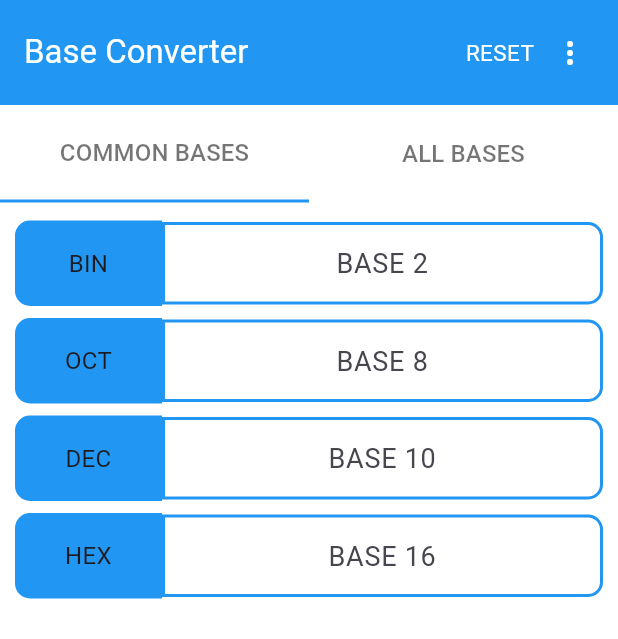
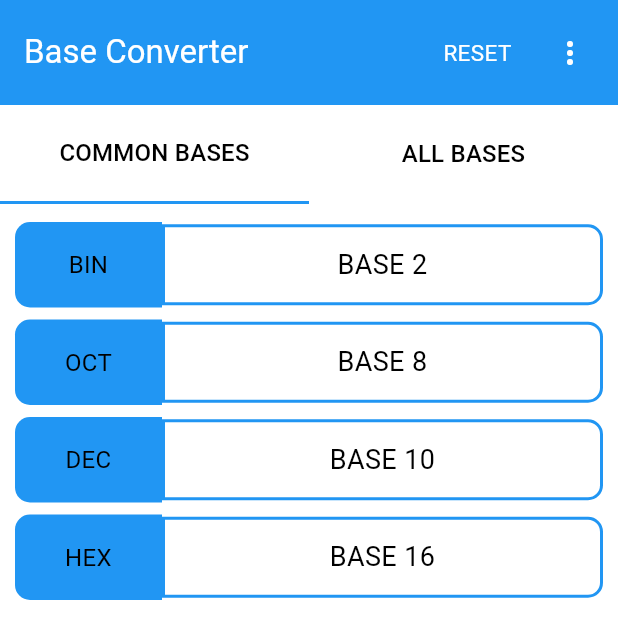
Before and after one commit to Emmanueloluwadamilola/base_converter_app, a Flutter app: the screen it shows after launch, on a phone screen of 412 x 824 dp. Shown: the top 639 px of the screen. Run offline on Flutter 3.47's test engine with Material 3 defaults, Android fonts, the light colour scheme and no system bars; our stand-ins replace gap, shared_preferences.

Commit message:
feat: theme fixed

```diff
--- a/lib/converter.dart
+++ /dev/null
@@ -1,20 +0,0 @@
-import 'package:flutter/material.dart';
-
-class Converter {
-  TextEditingController base2Controller = TextEditingController();
-  TextEditingController base8Controller = TextEditingController();
-  TextEditingController base10Controller = TextEditingController();
-  TextEditingController base16Controller = TextEditingController();
-
-  void numberConverter(
-      TextEditingController sourceController, String text, int sourceBase) {
-    for (int i = 1; i <= 30; i++) {
-      try {
-        int inputValue = int.parse(text, radix: sourceBase);
-        if (sourceController != base2Controller) {
-          base2Controller.text = inputValue.toRadixString(2);
-        }
-      } catch (e) {}
-    }
-  }
-}
--- a/lib/main.dart
+++ b/lib/main.dart
@@ -1,12 +1,43 @@
 import 'package:base_converter_app/screens/home_page.dart';
+import 'package:base_converter_app/theme.dart';
 import 'package:flutter/material.dart';
+import 'package:shared_preferences/shared_preferences.dart';
 
 void main() {
   runApp(const MyApp());
 }
 
-class MyApp extends StatelessWidget {
+class MyApp extends StatefulWidget {
   const MyApp({super.key});
+
+  @override
+  State<MyApp> createState() => _MyAppState();
+}
+
+class _MyAppState extends State<MyApp> {
+  bool isThemeDark = true;
+
+  void loadThemePreference() async {
+    SharedPreferences prefs = await SharedPreferences.getInstance();
+    setState(() {
+      isThemeDark = prefs.getBool('isThemeDark') ?? true;
+    });
+  }
+
+  void changeTheme(bool theme) async {
+    SharedPreferences prefs = await SharedPreferences.getInstance();
+    setState(() {
+      isThemeDark = theme;
+      prefs.setBool('isThemeDark', theme);
+    });
+  }
+
+  @override
+  void initState() {
+    super.initState();
+    loadThemePreference();
+  }
+
 
 
   // This widget is the root of your application.
@@ -14,11 +45,12 @@ class MyApp extends StatelessWidget {
   Widget build(BuildContext context) {
     return MaterialApp(
       title: 'Base Converter',
-      theme: ThemeData.light(useMaterial3: true,
+      theme: isThemeDark ? lightTheme : darkTheme,
+      debugShowCheckedModeBanner: false,
+      home: HomePage(
+        updateTheme: changeTheme,
+        theme: isThemeDark,
       ),
-      darkTheme: ThemeData.dark(),
-      debugShowCheckedModeBanner: false,
-      home: const HomePage(),
     );
   }
 }
--- a/lib/screens/home_page.dart
+++ b/lib/screens/home_page.dart
@@ -3,30 +3,29 @@ import 'package:base_converter_app/widgets/all_bases.dart';
 import 'package:base_converter_app/widgets/common_base.dart';
 import 'package:base_converter_app/screens/setting_page.dart';
 import 'package:flutter/material.dart';
+import 'package:gap/gap.dart';
 
 enum Screen { commonBase, allBase }
 
 class HomePage extends StatefulWidget {
-  const HomePage({super.key});
+  const HomePage({super.key, required this.updateTheme, required this.theme});
+  final Function(bool) updateTheme;
+  final bool theme;
 
   @override
   State<HomePage> createState() => _HomePageState();
 }
 
+
+
 class _HomePageState extends State<HomePage> {
   TextInputType keyboardInputType = TextInputType.number;
-  bool isDarkAppTheme = false;
+
   bool isFormatted = true;
 
   void updateKeyboardType(TextInputType keyboardType) {
     setState(() {
       keyboardInputType = keyboardType;
-    });
-  }
-
-  void updateTheme(bool isDarkTheme) {
-    setState(() {
-      isDarkAppTheme = isDarkTheme;
     });
   }
 
@@ -80,6 +79,10 @@ class _HomePageState extends State<HomePage> {
   Screen selectedScreen = Screen.commonBase;
   bool showScreen = false;
 
+
+
+
+
   @override
   Widget build(BuildContext context) {
     return SafeArea(
@@ -111,6 +114,7 @@ class _HomePageState extends State<HomePage> {
                     style: TextStyle(fontSize: 15, color: Colors.white),
                   ),
                 ),
+                const Gap(15),
                 Padding(
                     padding: const EdgeInsets.only(right: 8),
                     child: PopupMenuButton(
@@ -118,20 +122,24 @@ class _HomePageState extends State<HomePage> {
                           Icons.more_vert,
                           color: Colors.white,
                         ),
-                        color: Colors.white,
+                        color: Theme.of(context).popupMenuTheme.color,
                         itemBuilder: (context) => [
                               PopupMenuItem(
-                                child: const Text('Setting'),
+                                child: Text(
+                                  'Setting',
+                                  style: Theme.of(context).textTheme.bodySmall,
+                                ),
                                 onTap: () => Navigator.of(context)
                                     .push(MaterialPageRoute(
                                         builder: (context) => SettingPage(
                                               updateKeyboardType:
                                                   updateKeyboardType,
-                                              updateTheme: updateTheme,
+                                              updateTheme: widget.updateTheme,
                                               keyboard: keyboardInputType,
                                               inputFormat: isFormatted,
                                               updateInputFormat:
                                                   updateInputFormat,
+                                              theme: widget.theme,
                                             ))),
                               ),
                               PopupMenuItem(
@@ -140,15 +148,22 @@ class _HomePageState extends State<HomePage> {
                                     builder: (context) {
                                       return const DialogBoxWidget();
                                     }),
-                                child: const Text('About App'),
+                                child: Text(
+                                  'About App',
+                                  style: Theme.of(context).textTheme.bodySmall,
+                                ),
                               ),
-                              const PopupMenuItem(child: Text('Rate Us')),
+                              PopupMenuItem(
+                                  child: Text(
+                                'Rate Us',
+                                style: Theme.of(context).textTheme.bodySmall,
+                              )),
                             ])),
               ],
             ),
           ],
         ),
-        backgroundColor: Colors.white,
+        backgroundColor: Theme.of(context).scaffoldBackgroundColor,
         body: Column(
           children: [
             Row(
@@ -170,12 +185,15 @@ class _HomePageState extends State<HomePage> {
                           showScreen = false;
                         });
                       },
-                      child: const Padding(
+                      child: Padding(
                         padding: EdgeInsets.only(top: 12.0, bottom: 12),
                         child: Text(
                           "COMMON BASES",
                           textAlign: TextAlign.center,
-                          style: TextStyle(fontSize: 16, color: Colors.black54),
+                          style: Theme.of(context)
+                              .textTheme
+                              .titleMedium!
+                              .copyWith(fontSize: 16),
                         ),
                       ),
                     ),
@@ -197,12 +215,15 @@ class _HomePageState extends State<HomePage> {
                           showScreen = true;
                         });
                       },
-                      child: const Padding(
-                        padding: EdgeInsets.only(top: 12.0, bottom: 12),
+                      child: Padding(
+                        padding: const EdgeInsets.only(top: 12.0, bottom: 12),
                         child: Text(
                           "ALL BASES",
                           textAlign: TextAlign.center,
-                          style: TextStyle(fontSize: 16, color: Colors.black54),
+                          style: Theme.of(context)
+                              .textTheme
+                              .titleMedium!
+                              .copyWith(fontSize: 16),
                         ),
                       ),
                     ),
--- a/lib/theme.dart
+++ b/lib/theme.dart
@@ -1,14 +1,32 @@
 import 'package:flutter/material.dart';
 
+Color buttonColor(Set<MaterialState> states) {
+  return Colors.blue;
+}
+
 final lightTheme = ThemeData(
-  scaffoldBackgroundColor: Colors.white,
-  textTheme: const TextTheme(
-      bodySmall: TextStyle(color: Colors.black),
-      bodyMedium: TextStyle(color: Colors.black)),
-);
+    scaffoldBackgroundColor: Colors.white,
+    dialogBackgroundColor: Colors.white,
+    popupMenuTheme: PopupMenuThemeData(color: Colors.white),
+    textTheme: const TextTheme(
+        bodySmall: TextStyle(color: Colors.black, fontSize: 14),
+        titleMedium: TextStyle(color: Colors.black),
+        titleLarge: TextStyle(color: Colors.black),
+        bodyMedium: TextStyle(color: Colors.black)),
+    backgroundColor: Colors.white,
+    radioTheme: RadioThemeData(
+        fillColor: MaterialStateProperty.resolveWith(buttonColor)));
 
 final darkTheme = ThemeData(
     scaffoldBackgroundColor: Colors.black,
+    dialogBackgroundColor: Colors.black,
+    popupMenuTheme: PopupMenuThemeData(color: Colors.black),
     textTheme: const TextTheme(
-      bodySmall: TextStyle(color: Colors.white),bodyMedium: TextStyle(color: Colors.white)),
-    );
+      titleMedium: TextStyle(color: Colors.white),
+      titleLarge: TextStyle(color: Colors.white),
+      bodySmall: TextStyle(color: Colors.white, fontSize: 14),
+      bodyMedium: TextStyle(color: Colors.white),
+    ),
+    backgroundColor: Colors.blue,
+    radioTheme: RadioThemeData(
+        fillColor: MaterialStateProperty.resolveWith(buttonColor)));
--- a/lib/widgets/textfield_container.dart
+++ b/lib/widgets/textfield_container.dart
@@ -11,7 +11,8 @@ class TextFieldWidget extends StatelessWidget {
       required this.baseController,
       required this.onChange,
       required this.formatter,
-      required this.keyboard, required this.isFormatted});
+      required this.keyboard,
+      required this.isFormatted});
   final String hintName;
   final String baseName;
   final Color colour;
@@ -61,10 +62,13 @@ class TextFieldWidget extends StatelessWidget {
               },
               inputFormatters: [
                 FilteringTextInputFormatter.allow(RegExp('[$formatter]'),
-                    replacementString: isFormatted? '': 'N/A'),
+                    replacementString: isFormatted ? '' : 'N/A'),
               ],
               controller: baseController,
-              style: const TextStyle(),
+              style: Theme.of(context)
+                  .textTheme
+                  .bodyMedium!
+                  .copyWith(fontSize: 16),
               textAlign: TextAlign.center,
               keyboardType: keyboard,
               decoration: InputDecoration(
@@ -85,9 +89,10 @@ class TextFieldWidget extends StatelessWidget {
                   borderSide: BorderSide(color: colour, width: 2),
                 ),
                 hintText: hintName,
-                hintStyle: const TextStyle(
-                  fontSize: 18,
-                ),
+                hintStyle: Theme.of(context)
+                    .textTheme
+                    .bodyMedium!
+                    .copyWith(fontSize: 18),
               ),
             ),
           ),
--- a/pubspec.yaml
+++ b/pubspec.yaml
@@ -14,6 +14,9 @@ dependencies:
 
   cupertino_icons: ^1.0.2
   b: ^0.1.2
+  gap: ^3.0.1
+  shared_preferences: ^2.2.2
+  url_launcher: ^6.2.5
 
 dev_dependencies:
   flutter_test:
```
Also changed, not shown: lib/screens/setting_page.dart (+28 -20 lines), lib/widgets/about_us.dart (+29 -7 lines), lib/widgets/all_bases.dart (+64 -30 lines), lib/widgets/drop_down_menu.dart (deleted, +0 -17 lines), pubspec.lock, 5 other files.
